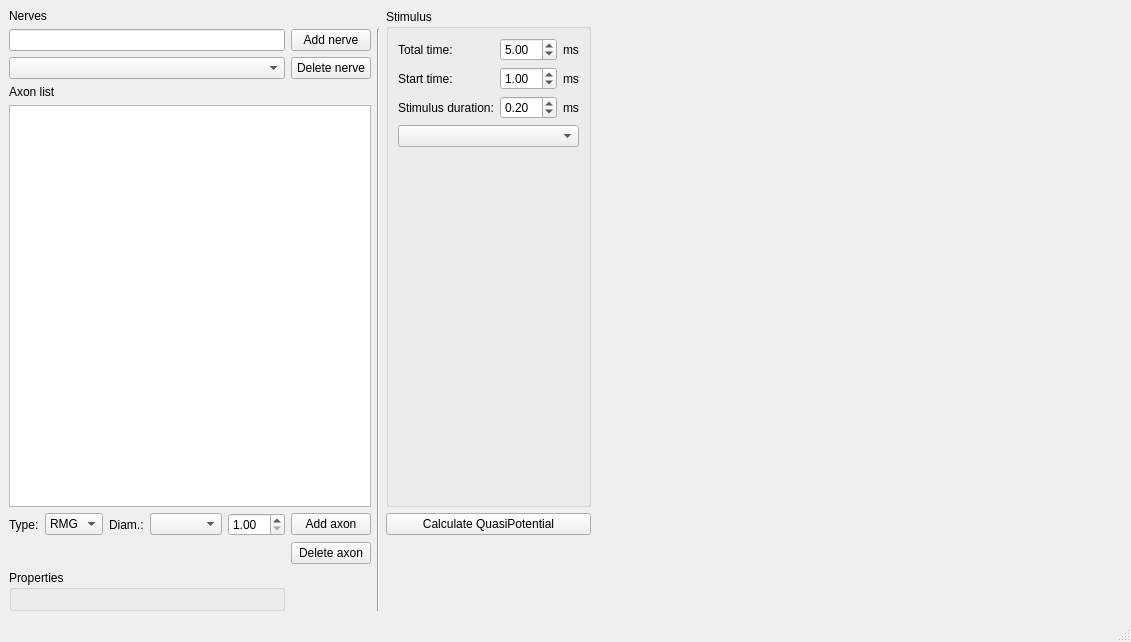
The window that ui_master_sim.ui (TheJRapp/PeriphNeuronStim) describes before a commit, drawn with Qt 5.
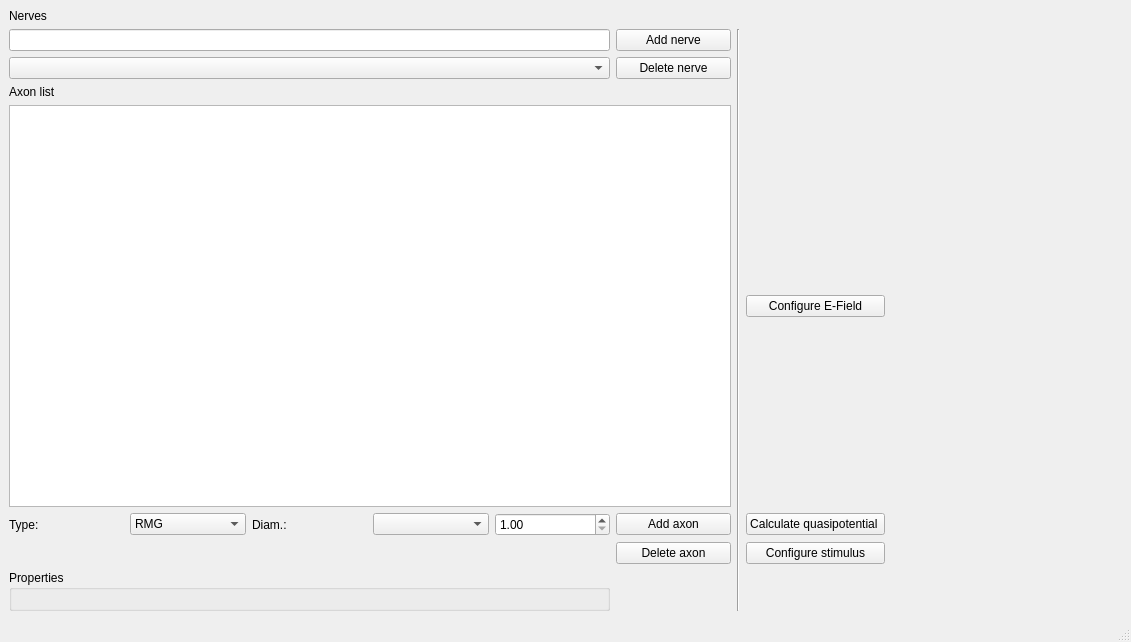
The same window after the commit.

Commit message: stimulus configuration and e-field-configuration have their own widgets now.

The edit to the form file:
```diff
--- a/ui_master_sim.ui
+++ b/ui_master_sim.ui
@@ -73,17 +73,6 @@
       </property>
      </widget>
     </item>
-    <item row="5" column="9" rowspan="3">
-     <widget class="QWidget" name="axon_potential_widget" native="true">
-      <property name="sizePolicy">
-       <sizepolicy hsizetype="Expanding" vsizetype="Preferred">
-        <horstretch>0</horstretch>
-        <verstretch>0</verstretch>
-       </sizepolicy>
-      </property>
-      <layout class="QVBoxLayout" name="potential_layout"/>
-     </widget>
-    </item>
     <item row="2" column="5">
      <widget class="QPushButton" name="delete_nerve_button">
       <property name="text">
@@ -155,88 +144,33 @@
     <item row="5" column="7">
      <widget class="QPushButton" name="quasipot_button">
       <property name="text">
-       <string>Calculate QuasiPotential</string>
+       <string>Calculate quasipotential </string>
       </property>
      </widget>
     </item>
-    <item row="0" column="7" rowspan="5">
-     <widget class="QGroupBox" name="groupBox_2">
-      <property name="title">
-       <string>Stimulus</string>
+    <item row="6" column="7">
+     <widget class="QPushButton" name="stimulus_button">
+      <property name="text">
+       <string>Configure stimulus</string>
       </property>
-      <layout class="QGridLayout" name="gridLayout_2">
-       <item row="0" column="2">
-        <widget class="QLabel" name="label_7">
-         <property name="text">
-          <string>ms</string>
-         </property>
-        </widget>
-       </item>
-       <item row="3" column="0" colspan="3">
-        <widget class="QComboBox" name="stimulus_combo_box"/>
-       </item>
-       <item row="0" column="0">
-        <widget class="QLabel" name="label_5">
-         <property name="text">
-          <string>Total time:</string>
-         </property>
-        </widget>
-       </item>
-       <item row="2" column="1">
-        <widget class="QDoubleSpinBox" name="stimulus_duration_spin_box">
-         <property name="value">
-          <double>0.200000000000000</double>
-         </property>
-        </widget>
-       </item>
-       <item row="2" column="0">
-        <widget class="QLabel" name="label_6">
-         <property name="text">
-          <string>Stimulus duration:</string>
-         </property>
-        </widget>
-       </item>
-       <item row="0" column="1">
-        <widget class="QDoubleSpinBox" name="total_time_spin_box">
-         <property name="value">
-          <double>5.000000000000000</double>
-         </property>
-        </widget>
-       </item>
-       <item row="2" column="2">
-        <widget class="QLabel" name="label_8">
-         <property name="text">
-          <string>ms</string>
-         </property>
-        </widget>
-       </item>
-       <item row="1" column="0">
-        <widget class="QLabel" name="label_9">
-         <property name="text">
-          <string>Start time:</string>
-         </property>
-        </widget>
-       </item>
-       <item row="1" column="1">
-        <widget class="QDoubleSpinBox" name="start_time_spin_box">
-         <property name="value">
-          <double>1.000000000000000</double>
-         </property>
-        </widget>
-       </item>
-       <item row="1" column="2">
-        <widget class="QLabel" name="label_10">
-         <property name="text">
-          <string>ms</string>
-         </property>
-        </widget>
-       </item>
-       <item row="4" column="0" colspan="3">
-        <widget class="QWidget" name="widget" native="true">
-         <layout class="QVBoxLayout" name="stimulus_layout"/>
-        </widget>
-       </item>
-      </layout>
+     </widget>
+    </item>
+    <item row="5" column="8" rowspan="3" colspan="2">
+     <widget class="QWidget" name="axon_potential_widget" native="true">
+      <property name="sizePolicy">
+       <sizepolicy hsizetype="Expanding" vsizetype="Preferred">
+        <horstretch>0</horstretch>
+        <verstretch>0</verstretch>
+       </sizepolicy>
+      </property>
+      <layout class="QVBoxLayout" name="potential_layout"/>
+     </widget>
+    </item>
+    <item row="4" column="7">
+     <widget class="QPushButton" name="conf_efield_button">
+      <property name="text">
+       <string>Configure E-Field</string>
+      </property>
      </widget>
     </item>
    </layout>
```
The commit also changes 9 other files.
